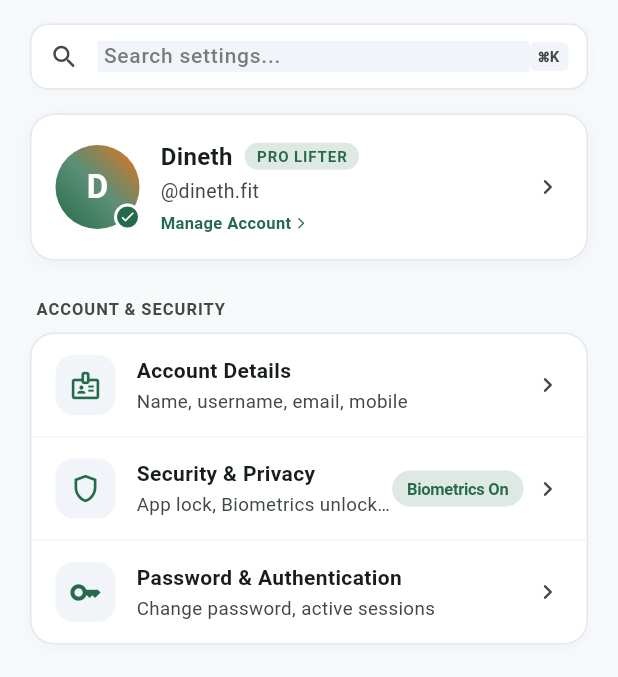
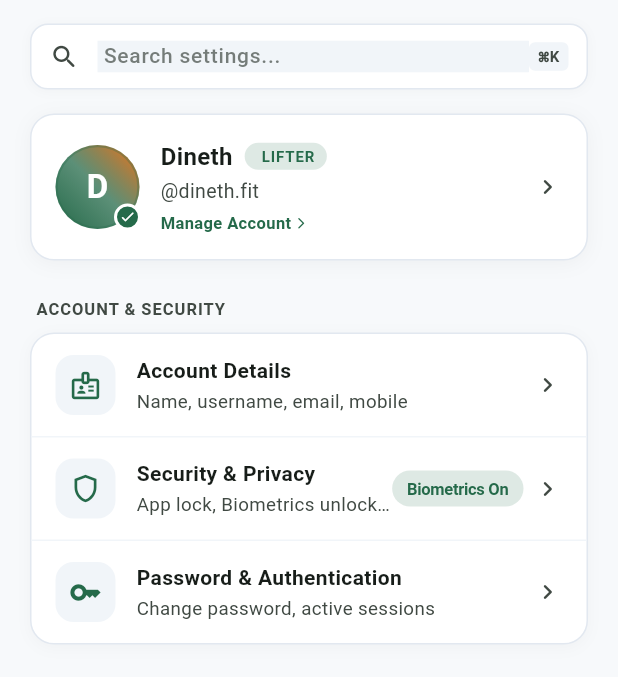
Before and after one commit to MasterDineth/FitTrack, a Flutter app: the SettingsScreen screen opened by its route, on a phone screen of 412 x 824 dp, the part 71-748 px from its top. Run offline on Flutter 3.47's test engine with Material 3 defaults, Android fonts, the phone set to English and light mode, and no system bars; drawn by our look-alikes of dynamic_color; our stand-ins replace flutter_riverpod, freezed_annotation, go_router, image_picker, local_auth, riverpod_annotation and 2 more; accounts and stored records are empty; generated files the repository leaves out were written again; Roboto replaces fonts that are missing (Plus Jakarta Sans).

Commit message:
Use profile data in settings header card
Converted `SettingsScreen` to a Riverpod `ConsumerWidget` and wired it to `userProfileProvider` so the profile header now renders real user data. The card now supports a custom avatar image from disk (with fallback initial avatar), dynamic name/handle, and an experience-based lifter badge while preserving safe defaults when profile data is missing.

```diff
--- a/fittrack/lib/presentation/screens/settings_screen.dart
+++ b/fittrack/lib/presentation/screens/settings_screen.dart
@@ -1,5 +1,9 @@
+import 'dart:io';
 import 'package:flutter/material.dart';
+import 'package:flutter_riverpod/flutter_riverpod.dart';
 import 'package:go_router/go_router.dart';
+import '../../domain/entities/user_profile.dart';
+import '../providers/user_profile_provider.dart';
 import '../widgets/modals/modal_backdrop_helper.dart';
 
 /// FitTrack Settings Screen – Tab Index 3 of the main navigation dock.
@@ -7,11 +11,11 @@ import '../widgets/modals/modal_backdrop_helper.dart';
 /// Implemented strictly adhering to the Stitch design specification:
 /// - Top header with animated mint indicator dot
 /// - Search settings text field
-/// - Profile & Account Header Card with verified tick, PRO LIFTER badge, and "Manage Account"
+/// - Profile & Account Header Card with verified tick, dynamic avatar, and "Manage Account"
 /// - 4 grouped sections: Account & Security, Workout & Timers, App Preferences, Support & About
 /// - Status pill badges ("Biometrics On", "Enabled")
 /// - Outlined destructive Log Out button with confirmation dialog
-class SettingsScreen extends StatelessWidget {
+class SettingsScreen extends ConsumerWidget {
   const SettingsScreen({super.key});
 
   void _showLogoutDialog(BuildContext context) {
@@ -183,9 +187,11 @@ class SettingsScreen extends StatelessWidget {
   }
 
   @override
-  Widget build(BuildContext context) {
+  Widget build(BuildContext context, WidgetRef ref) {
     final theme = Theme.of(context);
     final colorScheme = theme.colorScheme;
+    final userProfileAsync = ref.watch(userProfileProvider);
+    final profile = userProfileAsync.value;
 
     return Scaffold(
       backgroundColor: theme.scaffoldBackgroundColor,
@@ -235,7 +241,7 @@ class SettingsScreen extends StatelessWidget {
                   const SizedBox(height: 16),
 
                   // Profile & Account Header Card
-                  _buildProfileCard(context),
+                  _buildProfileCard(context, profile),
                   const SizedBox(height: 24),
 
                   // Section 1: ACCOUNT & SECURITY
@@ -437,12 +443,19 @@ class SettingsScreen extends StatelessWidget {
   }
 
   // ── Profile & Account Header Card ───────────────────────────────────────
-  Widget _buildProfileCard(BuildContext context) {
+  Widget _buildProfileCard(BuildContext context, UserProfile? profile) {
     final theme = Theme.of(context);
     final colorScheme = theme.colorScheme;
     final isDark = theme.brightness == Brightness.dark;
     final cardBg = theme.cardTheme.color ?? colorScheme.surface;
     final border = isDark ? const Color(0xFF334155) : const Color(0xFFE2E8F0);
+
+    final hasCustomImage = profile?.profileImagePath != null &&
+        File(profile!.profileImagePath!).existsSync();
+    final name = (profile?.name.trim().isNotEmpty == true) ? profile!.name : 'Dineth';
+    final initial = name.isNotEmpty ? name[0].toUpperCase() : 'D';
+    final handle = '@${name.toLowerCase().replaceAll(' ', '')}.fit';
+    final experience = profile?.experienceLevel ?? 'Advanced';
 
     return InkWell(
       onTap: () => context.push('/settings/profile'),
@@ -472,7 +485,9 @@ class SettingsScreen extends StatelessWidget {
                   height: 56,
                   decoration: BoxDecoration(
                     shape: BoxShape.circle,
-                    gradient: LinearGradient(
+                    gradient: hasCustomImage
+                        ? null
+                        : LinearGradient(
                             begin: Alignment.bottomLeft,
                             end: Alignment.topRight,
                             colors: [
@@ -481,15 +496,28 @@ class SettingsScreen extends StatelessWidget {
                               colorScheme.tertiary,
                             ],
                           ),
+                    border: Border.all(
+                      color: colorScheme.primary.withValues(alpha: 0.3),
+                      width: 1.5,
                     ),
-                  child: Center(
+                  ),
+                  child: ClipOval(
+                    child: hasCustomImage
+                        ? Image.file(
+                            File(profile.profileImagePath!),
+                            width: 56,
+                            height: 56,
+                            fit: BoxFit.cover,
+                          )
+                        : Center(
                             child: Text(
-                      'D',
+                              initial,
                               style: TextStyle(
                                 fontFamily: 'Plus Jakarta Sans',
                                 fontSize: 22,
                                 fontWeight: FontWeight.w700,
                                 color: colorScheme.onPrimary,
+                              ),
                             ),
                           ),
                   ),
@@ -527,7 +555,7 @@ class SettingsScreen extends StatelessWidget {
                     children: [
                       Flexible(
                         child: Text(
-                          'Dineth',
+                          name,
                           style: TextStyle(
                             fontFamily: 'Plus Jakarta Sans',
                             fontSize: 16,
@@ -548,7 +576,7 @@ class SettingsScreen extends StatelessWidget {
                           borderRadius: BorderRadius.circular(100),
                         ),
                         child: Text(
-                          'PRO LIFTER',
+                          '${experience.toUpperCase()} LIFTER',
                           style: TextStyle(
                             fontFamily: 'Plus Jakarta Sans',
                             fontSize: 10,
@@ -562,7 +590,7 @@ class SettingsScreen extends StatelessWidget {
                   ),
                   const SizedBox(height: 2),
                   Text(
-                    '@dineth.fit',
+                    handle,
                     style: TextStyle(
                       fontFamily: 'Plus Jakarta Sans',
                       fontSize: 13,
```
Lines whose indentation alone changed are shown as unchanged.
